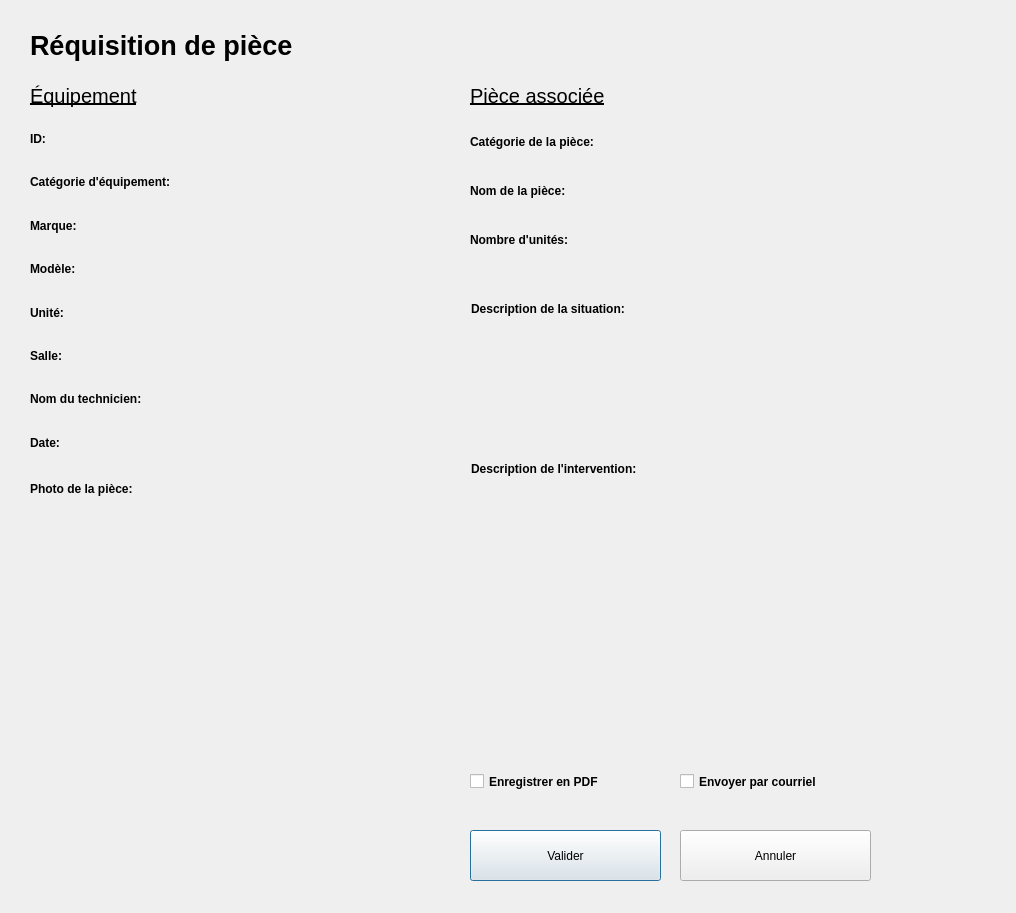
Before: the Qt Designer form Interface/FenetresEnUI/ReqPiece.ui in ProjetPC2/SIMM2.0-DEV, drawn with Qt 5.
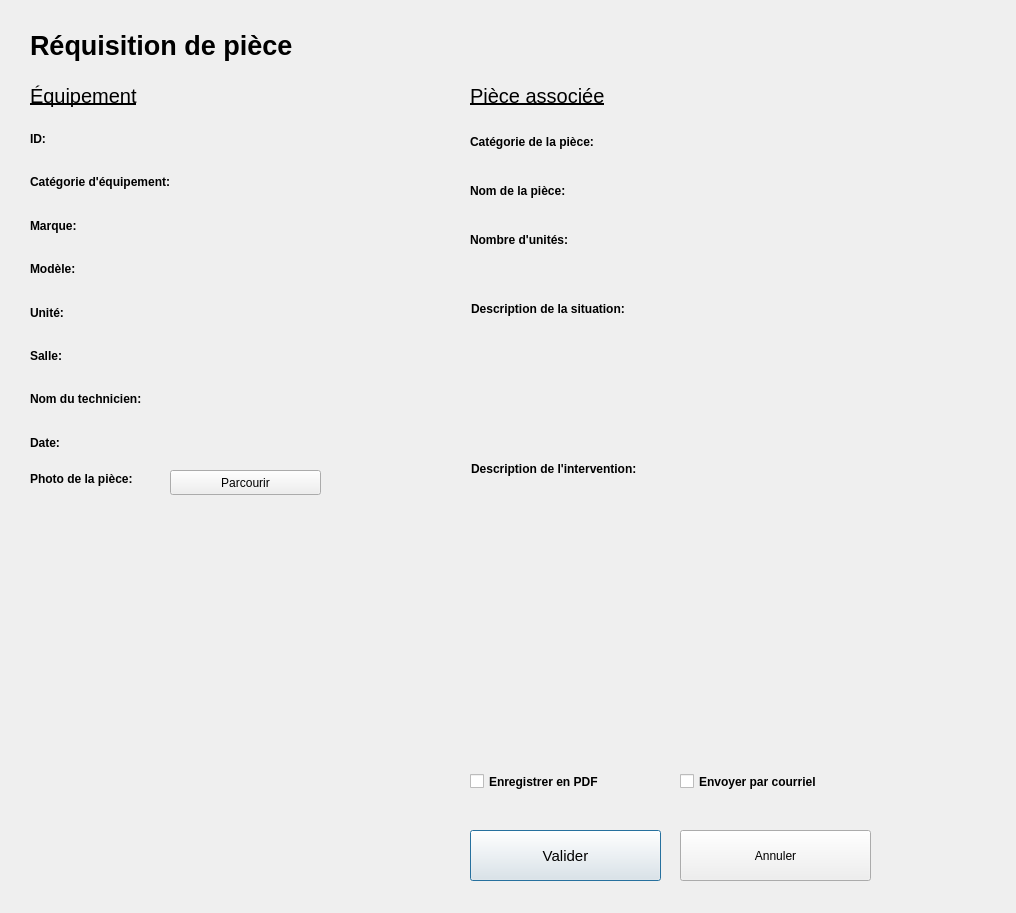
After: the same form once the commit is applied.

The edit to the form file:
```diff
--- a/Interface/FenetresEnUI/ReqPiece.ui
+++ b/Interface/FenetresEnUI/ReqPiece.ui
@@ -22,6 +22,11 @@
      <height>51</height>
     </rect>
    </property>
+   <property name="font">
+    <font>
+     <pointsize>11</pointsize>
+    </font>
+   </property>
    <property name="text">
     <string>Valider</string>
    </property>
@@ -308,7 +313,7 @@
     <rect>
      <x>470</x>
      <y>770</y>
-     <width>151</width>
+     <width>171</width>
      <height>23</height>
     </rect>
    </property>
@@ -327,7 +332,7 @@
     <rect>
      <x>680</x>
      <y>770</y>
-     <width>161</width>
+     <width>181</width>
      <height>23</height>
     </rect>
    </property>
@@ -346,7 +351,7 @@
     <rect>
      <x>30</x>
      <y>80</y>
-     <width>121</width>
+     <width>131</width>
      <height>31</height>
     </rect>
    </property>
@@ -498,7 +503,7 @@
     <rect>
      <x>471</x>
      <y>300</y>
-     <width>191</width>
+     <width>221</width>
      <height>17</height>
     </rect>
    </property>
@@ -517,7 +522,7 @@
     <rect>
      <x>471</x>
      <y>460</y>
-     <width>201</width>
+     <width>231</width>
      <height>17</height>
     </rect>
    </property>
@@ -622,7 +627,7 @@
    <property name="geometry">
     <rect>
      <x>30</x>
-     <y>480</y>
+     <y>470</y>
      <width>131</width>
      <height>17</height>
     </rect>
@@ -637,6 +642,19 @@
     <string>Photo de la pièce:</string>
    </property>
   </widget>
+  <widget class="QPushButton" name="parcourir_pushButton">
+   <property name="geometry">
+    <rect>
+     <x>170</x>
+     <y>470</y>
+     <width>151</width>
+     <height>25</height>
+    </rect>
+   </property>
+   <property name="text">
+    <string>Parcourir</string>
+   </property>
+  </widget>
  </widget>
  <resources/>
  <connections/>
```
